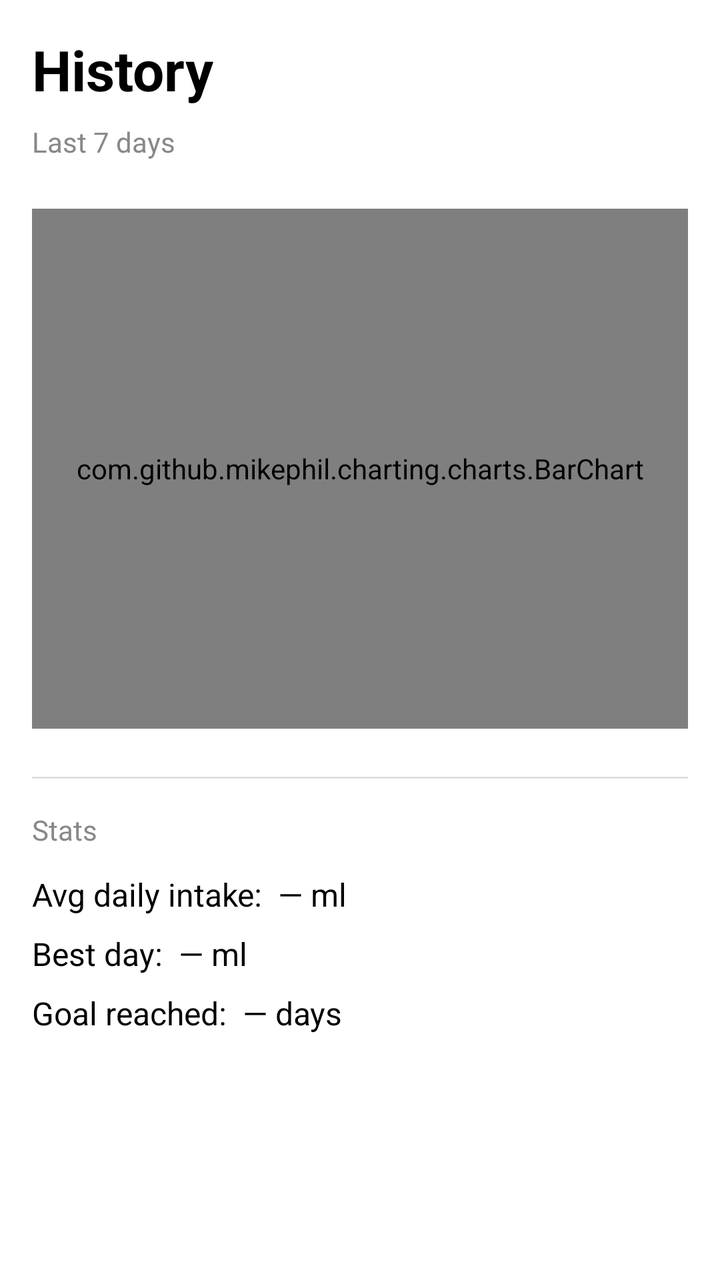
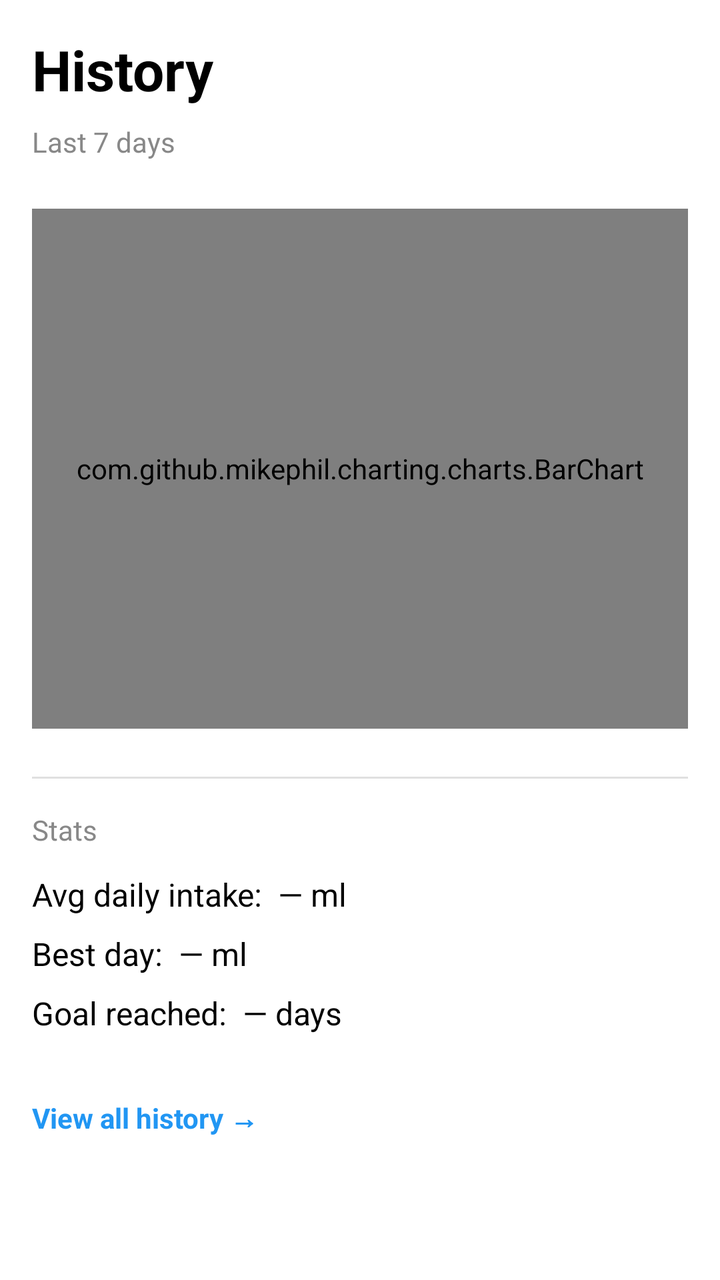

The first picture is an Android layout as it rendered before a commit; the second is the same layout after the commit. The layout source and the unified diff follow.
<!-- AndroidManifest.xml: application theme Theme.WaterReminder -->
<!-- res/layout/fragment_analytics.xml -->
<?xml version="1.0" encoding="utf-8"?>
<androidx.core.widget.NestedScrollView xmlns:android="http://schemas.android.com/apk/res/android"
    xmlns:app="http://schemas.android.com/apk/res-auto"
    android:layout_width="match_parent"
    android:layout_height="match_parent"
    android:background="#FFFFFF">

    <androidx.constraintlayout.widget.ConstraintLayout
        android:layout_width="match_parent"
        android:layout_height="match_parent"
        android:padding="16dp">

        <TextView
            android:id="@+id/title_analytics"
            android:layout_width="0dp"
            android:layout_height="wrap_content"
            android:text="History"
            android:textSize="28sp"
            android:textStyle="bold"
            android:textColor="#000000"
            app:layout_constraintEnd_toEndOf="parent"
            app:layout_constraintStart_toStartOf="parent"
            app:layout_constraintTop_toTopOf="parent" />

        <TextView
            android:id="@+id/label_last_7"
            android:layout_width="0dp"
            android:layout_height="wrap_content"
            android:layout_marginTop="8dp"
            android:text="Last 7 days"
            android:textSize="14sp"
            android:textColor="#888888"
            app:layout_constraintEnd_toEndOf="parent"
            app:layout_constraintStart_toStartOf="parent"
            app:layout_constraintTop_toBottomOf="@id/title_analytics" />

        <com.github.mikephil.charting.charts.BarChart
            android:id="@+id/bar_chart"
            android:layout_width="0dp"
            android:layout_height="260dp"
            android:layout_marginTop="24dp"
            app:layout_constraintEnd_toEndOf="parent"
            app:layout_constraintStart_toStartOf="parent"
            app:layout_constraintTop_toBottomOf="@id/label_last_7" />

        <View
            android:id="@+id/divider_stats"
            android:layout_width="0dp"
            android:layout_height="1dp"
            android:layout_marginTop="24dp"
            android:background="#E0E0E0"
            app:layout_constraintEnd_toEndOf="parent"
            app:layout_constraintStart_toStartOf="parent"
            app:layout_constraintTop_toBottomOf="@id/bar_chart" />

        <TextView
            android:id="@+id/label_stats"
            android:layout_width="0dp"
            android:layout_height="wrap_content"
            android:layout_marginTop="16dp"
            android:text="Stats"
            android:textSize="14sp"
            android:textColor="#888888"
            app:layout_constraintEnd_toEndOf="parent"
            app:layout_constraintStart_toStartOf="parent"
            app:layout_constraintTop_toBottomOf="@id/divider_stats" />

        <TextView
            android:id="@+id/text_avg"
            android:layout_width="0dp"
            android:layout_height="wrap_content"
            android:layout_marginTop="12dp"
            android:textSize="16sp"
            android:textColor="#000000"
            android:text="Avg daily intake:  — ml"
            app:layout_constraintEnd_toEndOf="parent"
            app:layout_constraintStart_toStartOf="parent"
            app:layout_constraintTop_toBottomOf="@id/label_stats" />

        <TextView
            android:id="@+id/text_best"
            android:layout_width="0dp"
            android:layout_height="wrap_content"
            android:layout_marginTop="8dp"
            android:textSize="16sp"
            android:textColor="#000000"
            android:text="Best day:  — ml"
            app:layout_constraintEnd_toEndOf="parent"
            app:layout_constraintStart_toStartOf="parent"
            app:layout_constraintTop_toBottomOf="@id/text_avg" />

        <TextView
            android:id="@+id/text_goal_days"
            android:layout_width="0dp"
            android:layout_height="wrap_content"
            android:layout_marginTop="8dp"
            android:textSize="16sp"
            android:textColor="#000000"
            android:text="Goal reached:  — days"
            app:layout_constraintEnd_toEndOf="parent"
            app:layout_constraintStart_toStartOf="parent"
            app:layout_constraintTop_toBottomOf="@id/text_best" />

        <TextView
            android:id="@+id/text_personal_goal_days"
            android:layout_width="0dp"
            android:layout_height="wrap_content"
            android:layout_marginTop="8dp"
            android:textSize="16sp"
            android:textColor="#FF6F00"
            android:text="Personal goal reached:  — days"
            android:visibility="gone"
            app:layout_constraintEnd_toEndOf="parent"
            app:layout_constraintStart_toStartOf="parent"
            app:layout_constraintTop_toBottomOf="@id/text_goal_days" />

    </androidx.constraintlayout.widget.ConstraintLayout>
</androidx.core.widget.NestedScrollView>
<!-- resources referenced by this layout -->
<resources>
  <style name="Theme.WaterReminder" parent="Base.Theme.WaterReminder" />
  <style name="Base.Theme.WaterReminder" parent="Theme.Material3.DayNight.NoActionBar">
          
          
      </style>
</resources>

<!-- the commit's change to res/layout/fragment_analytics.xml (unified diff, before → after) -->
@@ -114,5 +114,23 @@
             app:layout_constraintStart_toStartOf="parent"
             app:layout_constraintTop_toBottomOf="@id/text_goal_days" />
 
+        <TextView
+            android:id="@+id/text_view_all_history"
+            android:layout_width="wrap_content"
+            android:layout_height="wrap_content"
+            android:layout_marginTop="24dp"
+            android:layout_marginBottom="8dp"
+            android:text="View all history →"
+            android:textSize="14sp"
+            android:textColor="#2196F3"
+            android:textStyle="bold"
+            android:clickable="true"
+            android:focusable="true"
+            android:background="?attr/selectableItemBackground"
+            android:paddingTop="8dp"
+            android:paddingBottom="8dp"
+            app:layout_constraintStart_toStartOf="parent"
+            app:layout_constraintTop_toBottomOf="@id/text_personal_goal_days" />
+
     </androidx.constraintlayout.widget.ConstraintLayout>
 </androidx.core.widget.NestedScrollView>
